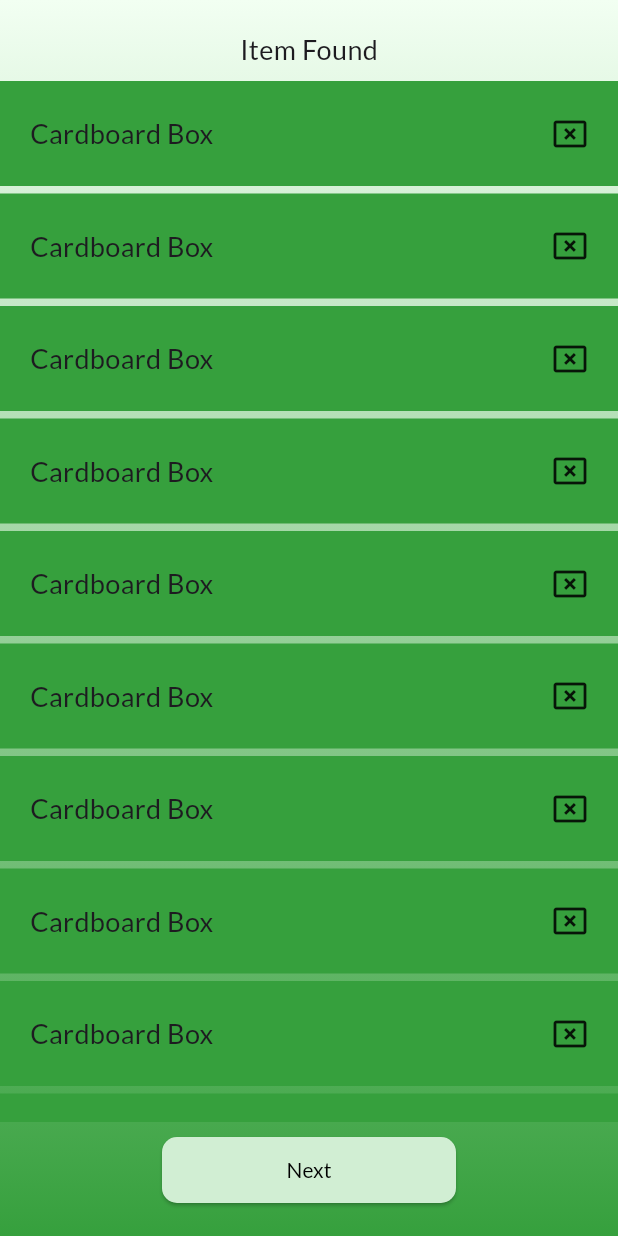
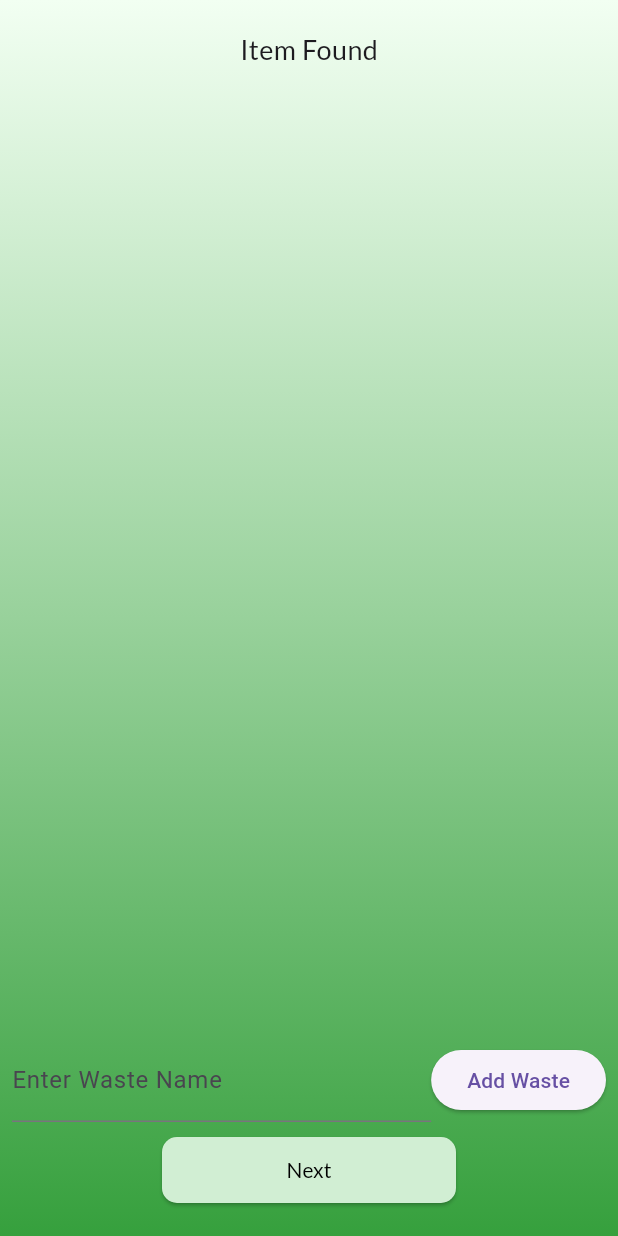
Before and after one commit to GSC2024-TradEco/tradeco-mobile, a Flutter app: the screen it shows once a user with an empty profile is signed in, item 3 of the bottom bar chosen, after a tap on "My Items", on a phone screen of 412 x 824 dp. Run offline on Flutter 3.47's test engine with Material 3 defaults, Android fonts, the light colour scheme and no system bars; our stand-ins replace camera, firebase_auth, firebase_core, google_fonts, image_picker, sign_in_button; missing offline and left inert: flutter_vision; accounts and stored records are empty; network calls fail.

Commit message:
Integrate UserWaste API in diy listitem

```diff
--- a/lib/controllers/waste.dart
+++ b/lib/controllers/waste.dart
@@ -5,7 +5,7 @@ import 'package:zero_waste_application/models/user_waste.dart';
 import 'package:zero_waste_application/models/project.dart';
 
 class WasteController {
-  Future<List<Waste>?> getAllWastes(String token) async {
+  Future<List<dynamic>?> getAllWastes(String token) async {
     final Uri uri = Uri.parse(API.baseUrl + API.wasteEndpoints.findAll);
 
     try {
@@ -18,10 +18,9 @@ class WasteController {
       );
 
       if (response.statusCode == 200) {
-        List<dynamic> jsonResponse = json.decode(response.body);
-        List<Waste> wastes =
-            jsonResponse.map((json) => Waste.fromJson(json)).toList();
-        return wastes;
+        Map<String, dynamic> jsonResponse = json.decode(response.body);
+        List<dynamic> data = jsonResponse['data'];
+        return data;
       }
       return null;
     } catch (e) {
@@ -30,9 +29,10 @@ class WasteController {
     }
   }
 
-  Future<Waste?> createOneWaste(String waste, String token) async {
+  Future<Map<String, dynamic>?> createOneWaste(
+      String waste, String token) async {
     final Uri uri = Uri.parse(API.baseUrl + API.wasteEndpoints.createOne);
-    Map<String, dynamic> body = {'waste ': waste};
+    Map<String, dynamic> body = {'waste': waste};
 
     try {
       final http.Response response = await http.post(
@@ -43,10 +43,10 @@ class WasteController {
           'Authorization': 'Bearer $token'
         },
       );
-
+      print(response.body);
       if (response.statusCode == 201) {
         Map<String, dynamic> jsonResponse = json.decode(response.body);
-        Waste waste = Waste.fromJson(jsonResponse['data']);
+        Map<String, dynamic> waste = jsonResponse['data'];
         return waste;
       }
       return null;
--- a/lib/ui/pages/diylistitem_page.dart
+++ b/lib/ui/pages/diylistitem_page.dart
@@ -1,6 +1,9 @@
-import 'package:flutter/cupertino.dart';
+// ignore_for_file: use_build_context_synchronously
+
+import 'package:firebase_auth/firebase_auth.dart';
 import 'package:flutter/material.dart';
 import 'package:google_fonts/google_fonts.dart';
+import 'package:zero_waste_application/controllers/waste.dart';
 import 'package:zero_waste_application/ui/pages/diylistproject_page.dart';
 import 'package:zero_waste_application/ui/styles/custom_theme.dart';
 
@@ -12,6 +15,41 @@ class DiyListItem extends StatefulWidget {
 }
 
 class _DiyListItemState extends State<DiyListItem> {
+  TextEditingController wasteNameController = TextEditingController();
+  WasteController wasteController = WasteController();
+  bool onLoading = false;
+  List<Map<String, dynamic>> wasteList = [];
+
+  @override
+  void initState() {
+    super.initState();
+    _fetchWastes();
+  }
+
+  Future<void> _fetchWastes() async {
+    try {
+      setState(() {
+        onLoading = true;
+      });
+      String? token = await FirebaseAuth.instance.currentUser!.getIdToken(true);
+      List<dynamic>? wastes = await wasteController.getAllWastes(token!);
+      setState(() {
+        wasteList.clear(); // Clear existing wastes
+        if (wastes != null) {
+          for (dynamic waste in wastes) {
+            wasteList.add(waste);
+          }
+        }
+        onLoading = false;
+      });
+    } catch (e) {
+      setState(() {
+        onLoading = false;
+      });
+      print("Error fetching wastes: $e");
+    }
+  }
+
   @override
   Widget build(BuildContext context) {
     return Scaffold(
@@ -25,7 +63,7 @@ class _DiyListItemState extends State<DiyListItem> {
         ),
         child: Column(
           children: [
-            SizedBox(height: 20),
+            const SizedBox(height: 20),
             Text(
               "Item Found",
               style: GoogleFonts.lato(
@@ -35,13 +73,14 @@ class _DiyListItemState extends State<DiyListItem> {
                 ),
               ),
             ),
-            SizedBox(height: 8),
+            const SizedBox(height: 8),
             Expanded(
               child: ListView.separated(
                 itemBuilder: (context, index) {
+                  final waste = wasteList[index];
                   return Container(
                     height: 70,
-                    padding: EdgeInsets.all(20),
+                    padding: const EdgeInsets.all(20),
                     decoration: BoxDecoration(
                       color: CustomTheme.color.base1,
                     ),
@@ -49,7 +88,8 @@ class _DiyListItemState extends State<DiyListItem> {
                       mainAxisAlignment: MainAxisAlignment.spaceBetween,
                       children: [
                         Text(
-                          "Cardboard Box",
+                          waste[
+                              'name'], // Use the name field from the waste object
                           style: GoogleFonts.lato(
                             textStyle: TextStyle(
                               fontSize: 18,
@@ -58,7 +98,36 @@ class _DiyListItemState extends State<DiyListItem> {
                           ),
                         ),
                         InkWell(
-                          onTap: () {},
+                          onTap: () async {
+                            String? token = await FirebaseAuth
+                                .instance.currentUser!
+                                .getIdToken(true);
+                            bool success = await wasteController.deleteOneWaste(
+                                waste['id'], token!);
+                            if (success) {
+                              // Show dialog to confirm deletion
+                              showDialog(
+                                context: context,
+                                builder: (BuildContext context) {
+                                  return AlertDialog(
+                                    title: const Text('Waste Deleted'),
+                                    content: const Text(
+                                        'The waste has been successfully deleted.'),
+                                    actions: <Widget>[
+                                      TextButton(
+                                        onPressed: () {
+                                          Navigator.of(context).pop();
+                                        },
+                                        child: const Text('OK'),
+                                      ),
+                                    ],
+                                  );
+                                },
+                              );
+                              // Refresh the waste list after deletion
+                              _fetchWastes();
+                            }
+                          },
                           child: const Icon(Icons.cancel_presentation_outlined),
                         )
                       ],
@@ -68,16 +137,69 @@ class _DiyListItemState extends State<DiyListItem> {
                 separatorBuilder: (context, index) {
                   return const SizedBox(height: 5);
                 },
-                itemCount: 10,
+                itemCount: wasteList.length, // Use the length of wasteList
               ),
             ),
-            SizedBox(height: 8),
+            const SizedBox(height: 8),
+            Padding(
+              padding: const EdgeInsets.all(8.0),
+              child: Row(
+                children: [
+                  Expanded(
+                    child: TextField(
+                      controller: wasteNameController,
+                      decoration: const InputDecoration(
+                        label: Text('Enter Waste Name'),
+                      ),
+                    ),
+                  ),
+                  ElevatedButton(
+                    onPressed: () async {
+                      String? token = await FirebaseAuth.instance.currentUser!
+                          .getIdToken(true);
+                      print(token);
+                      Map<String, dynamic>? waste =
+                          await wasteController.createOneWaste(
+                              wasteNameController.text.trim(), token!);
+                      print(waste);
+
+                      if (waste != null) {
+                        setState(() {
+                          wasteList.add(waste);
+                          _fetchWastes();
+                        });
+                        showDialog(
+                          context: context,
+                          builder: (BuildContext context) {
+                            return AlertDialog(
+                              title: const Text('Waste Added'),
+                              content: const Text(
+                                  'The waste has been successfully added.'),
+                              actions: <Widget>[
+                                TextButton(
+                                  onPressed: () {
+                                    Navigator.of(context).pop();
+                                  },
+                                  child: const Text('OK'),
+                                ),
+                              ],
+                            );
+                          },
+                        );
+                      }
+                      wasteNameController.text = "";
+                    },
+                    child: const Text('Add Waste'),
+                  ),
+                ],
+              ),
+            ),
             ElevatedButton(
               onPressed: () {
                 Navigator.push(
                   context,
                   MaterialPageRoute(
-                    builder: (builder) => DiyListProject(),
+                    builder: (builder) => const DiyListProject(),
                   ),
                 );
               },
@@ -104,7 +226,7 @@ class _DiyListItemState extends State<DiyListItem> {
                 ),
               ),
             ),
-            SizedBox(height: 20),
+            const SizedBox(height: 20),
           ],
         ),
       ),
```
